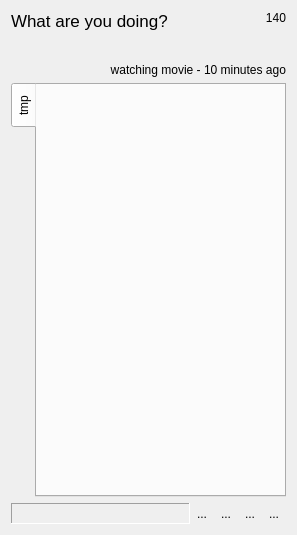
Old version of the form branches/code-review/src/MainWindow.ui in the repository asolfre/qwit.
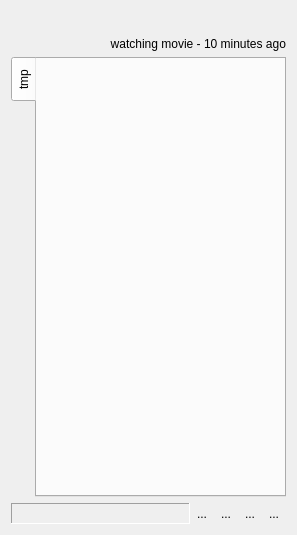
New version of the form. Icons and pictures are not drawn.

Commit message: code-review branch: hashtags, message source and something else added

What changed in the file:
```diff
--- a/branches/code-review/src/MainWindow.ui
+++ b/branches/code-review/src/MainWindow.ui
@@ -20,88 +20,40 @@
    <item row="0" column="0" >
     <layout class="QVBoxLayout" name="verticalLayout" >
      <item>
-      <layout class="QHBoxLayout" name="horizontalLayout_2" >
+      <layout class="QHBoxLayout" name="statusHorizontalLayout">
        <item>
-        <widget class="QLabel" name="greetingMessageLabel" >
-         <property name="sizePolicy" >
-          <sizepolicy vsizetype="Minimum" hsizetype="Minimum" >
-           <horstretch>0</horstretch>
-           <verstretch>0</verstretch>
-          </sizepolicy>
-         </property>
-         <property name="font" >
-          <font>
-           <family>Arial</family>
-           <pointsize>13</pointsize>
-          </font>
-         </property>
-         <property name="text" >
-          <string>What are you doing?</string>
-         </property>
-        </widget>
+        <layout class="QVBoxLayout" name="toolbuttonsVerticalLayout">
+         <item>
+          <widget class="QToolButton" name="twitPicButton">
+           <property name="maximumSize">
+            <size>
+             <width>20</width>
+             <height>20</height>
+            </size>
+           </property>
+           <property name="text">
+            <string/>
+           </property>
+           <property name="icon">
+            <iconset resource="../qwit.qrc">
+             <normaloff>:/images/twitpic.png</normaloff>:/images/twitpic.png</iconset>
+           </property>
+           <property name="toolButtonStyle">
+            <enum>Qt::ToolButtonIconOnly</enum>
+           </property>
+           <property name="autoRaise">
+            <bool>true</bool>
+           </property>
+          </widget>
+         </item>
+        </layout>
        </item>
-       <item>
-        <spacer name="horizontalSpacer_2" >
-         <property name="orientation" >
-          <enum>Qt::Horizontal</enum>
-         </property>
-         <property name="sizeHint" stdset="0" >
-          <size>
-           <width>40</width>
-           <height>20</height>
-          </size>
-         </property>
-        </spacer>
-       </item>
-       <item>
-        <widget class="QLabel" name="leftCharactersNumberLabel" >
-         <property name="sizePolicy" >
-          <sizepolicy vsizetype="Minimum" hsizetype="Minimum" >
-           <horstretch>0</horstretch>
-           <verstretch>0</verstretch>
-          </sizepolicy>
-         </property>
-         <property name="text" >
-          <string>140</string>
-         </property>
-         <property name="alignment" >
-          <set>Qt::AlignRight|Qt::AlignTop|Qt::AlignTrailing</set>
-         </property>
-        </widget>
-       </item>
       </layout>
      </item>
      <item>
-      <layout class="QHBoxLayout" name="statusHorizontalLayout" >
-       <item>
-        <widget class="QToolButton" name="twitPicButton" >
-         <property name="maximumSize" >
-          <size>
-           <width>20</width>
-           <height>20</height>
-          </size>
-         </property>
-         <property name="text" >
-          <string/>
-         </property>
-         <property name="icon" >
-          <iconset resource="../qwit.qrc" >
-           <normaloff>:/images/twitpic.png</normaloff>:/images/twitpic.png</iconset>
-         </property>
-         <property name="toolButtonStyle" >
-          <enum>Qt::ToolButtonIconOnly</enum>
-         </property>
-         <property name="autoRaise" >
-          <bool>true</bool>
-         </property>
-        </widget>
-       </item>
-      </layout>
-     </item>
-     <item>
-      <widget class="QLabel" name="lastStatusLabel" >
-       <property name="sizePolicy" >
-        <sizepolicy vsizetype="Preferred" hsizetype="Preferred" >
+      <widget class="QLabel" name="lastStatusLabel">
+       <property name="sizePolicy">
+        <sizepolicy hsizetype="Preferred" vsizetype="Preferred">
          <horstretch>0</horstretch>
          <verstretch>0</verstretch>
         </sizepolicy>
```
Left out of the diff: 113 changed lines with no effect on the pictures. The commit also changes 12 other files.
